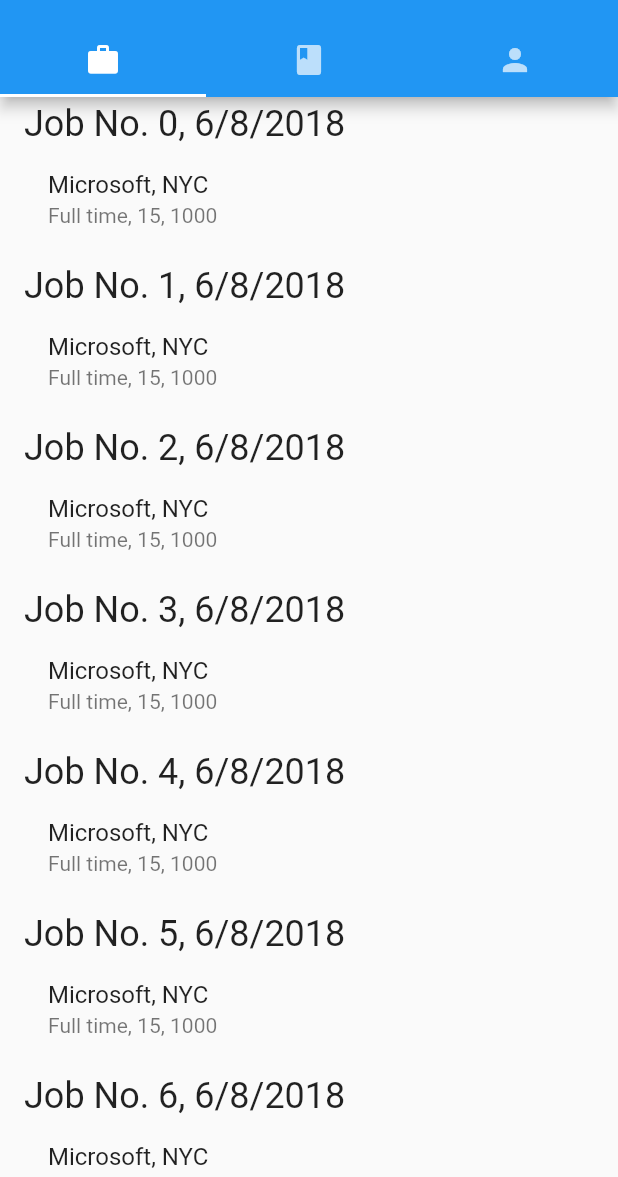
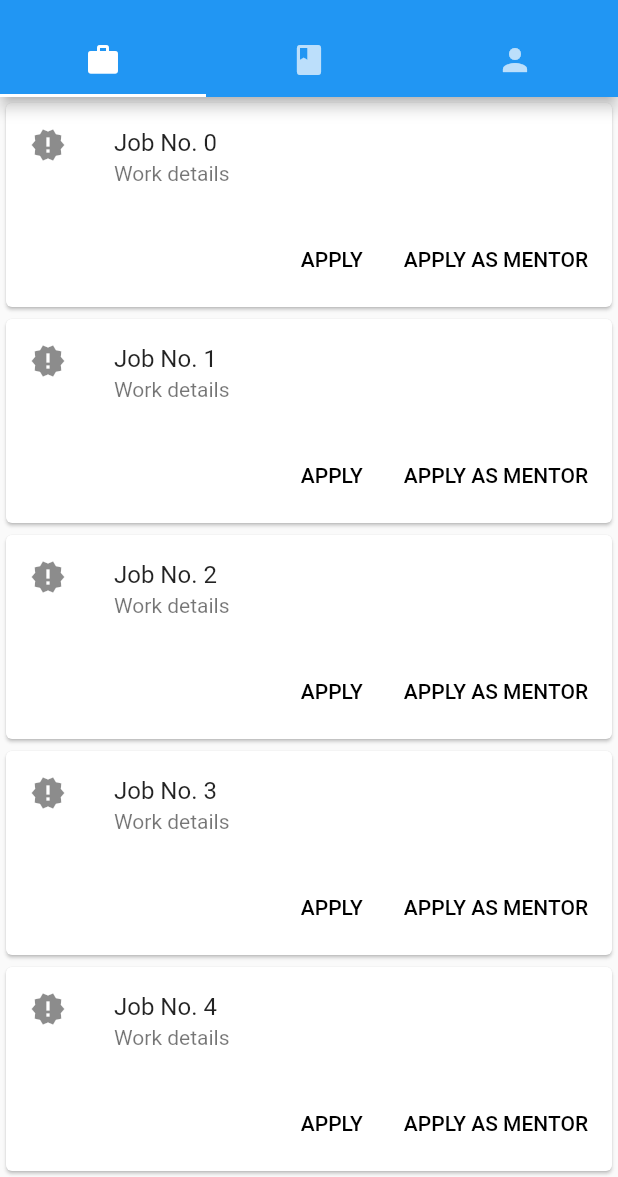
Before and after one commit to Azzazy/Mintain, a Flutter app: the screen it shows after launch, on a phone screen of 412 x 824 dp, the part 59-1236 px from its top. Run offline on Flutter 3.47's test engine with Material 2 defaults, Android fonts, the phone set to English and light mode, and no system bars.

Commit message:
Sessions and info screens

```diff
--- a/maintain/lib/main.dart
+++ b/maintain/lib/main.dart
@@ -6,13 +6,18 @@ void main() {
       50,
       (i) => Job("Job No. $i"),
     ),
+    sessions: List<Session>.generate(
+      50,
+      (i) => Session("Session No. $i"),
+    ),
   ));
 }
 
 class MainScreen extends StatelessWidget {
   final List<Job> jobs;
+  final List<Session> sessions;
 
-  MainScreen({Key key, this.jobs}) : super(key: key);
+  MainScreen({Key key, this.jobs, this.sessions}) : super(key: key);
 
   @override
   Widget build(BuildContext context) {
@@ -33,64 +38,38 @@ class MainScreen extends StatelessWidget {
           body: TabBarView(
             children: [
               ListView.builder(
-                  // Let the ListView know how many items it needs to build
                   itemCount: jobs.length,
-                  // Provide a builder function. This is where the magic happens! We'll
-                  // convert each item into a Widget based on the type of item it is.
                   itemBuilder: (context, index) {
                     final job = jobs[index];
+                    return WorkItem(
+                      job: job,
+                    );
+                  }),
+              ListView.builder(
+                  itemCount: sessions.length,
+                  itemBuilder: (context, index) {
+                    final session = sessions[index];
                     return ListTile(
                         onTap: () {
                           Navigator.push(
                             context,
                             MaterialPageRoute(
-                                builder: (context) => WorkInfo(job: job)),
+                                builder: (context) =>
+                                    SessionInfo(session: session)),
                           );
                         },
                         title: Text(
-                              job.title +
-                                  ', ' +
-                                  job.deadline.day.toString() +
-                                  '/' +
-                                  job.deadline.month.toString() +
-                                  '/' +
-                                  job.deadline.year.toString(),
-                              style: Theme.of(context).textTheme.headline,
-                            ) ,
+                          session.title,
+                          style: Theme.of(context).textTheme.headline,
+                        ),
                         subtitle: ListTile(
                           title: Text(
-                            job.owner.name + ', ' + job.owner.address,
+                            session.instructor.name,
                             style: Theme.of(context).textTheme.subhead,
                           ),
-                          subtitle: Text(job.type +
-                              ', ' +
-                              job.duration.toString() +
-                              ', ' +
-                              job.salary.toString()),
+                          subtitle: Text(session.details),
                         ));
                   }),
-              ListView(
-                children: <Widget>[
-                  ListTile(
-                    title: Text('Backend developer, unpaid'),
-                    subtitle: Text('Full time, 0-4 years, Computer software'),
-                    onTap: () {
-                      Navigator.push(
-                        context,
-                        MaterialPageRoute(builder: (context) => WorkInfo()),
-                      );
-                    },
-                  ),
-                  ListTile(
-                    leading: Icon(Icons.photo_album),
-                    title: Text('Album'),
-                  ),
-                  ListTile(
-                    leading: Icon(Icons.phone),
-                    title: Text('Phone'),
-                  ),
-                ],
-              ),
               Icon(Icons.person),
             ],
           ),
@@ -109,9 +88,25 @@ class WorkInfo extends StatelessWidget {
   Widget build(BuildContext context) {
     return Scaffold(
       appBar: AppBar(
-        title: Text("Second Screen"),
+        title: Text(job.title + 'details'),
       ),
       body: Center(child: Text(job.title)),
+    );
+  }
+}
+
+class SessionInfo extends StatelessWidget {
+  final Session session;
+
+  SessionInfo({Key key, this.session}) : super(key: key);
+
+  @override
+  Widget build(BuildContext context) {
+    return Scaffold(
+      appBar: AppBar(
+        title: Text(session.title + ' info'),
+      ),
+      body: Center(child: Text(session.title)),
     );
   }
 }
@@ -148,3 +143,96 @@ class Job {
     this.type = 'Full time';
   }
 }
+
+class Individual {
+  String name;
+  String email;
+  String bio;
+
+  Individual() {
+    this.name = "Khaled";
+  }
+}
+
+class Session {
+  String title;
+  Individual instructor;
+  String details;
+
+  Session(title) {
+    this.title = title;
+    this.instructor = Individual();
+    this.details = 'The best ever course you\'ll take in your life';
+  }
+}
+
+class WorkItem extends StatelessWidget {
+  final Job job;
+
+  WorkItem({Key key, this.job}) : super(key: key);
+
+  @override
+  Widget build(BuildContext context) {
+    return Card(
+      child: new Column(
+        mainAxisSize: MainAxisSize.min,
+        children: <Widget>[
+           ListTile(
+            leading: const Icon(Icons.new_releases),
+            title:  Text(job.title),
+            subtitle:
+                const Text('Work details'),
+          ),
+          new ButtonTheme.bar(
+            // make buttons use the appropriate styles for cards
+            child: new ButtonBar(
+              children: <Widget>[
+                new FlatButton(
+                  child: const Text('APPLY'),
+                  onPressed: () {
+                    /* ... */
+                  },
+                ),
+                new FlatButton(
+                  child: const Text('APPLY AS MENTOR'),
+                  onPressed: () {
+                    /* ... */
+                  },
+                ),
+              ],
+            ),
+          ),
+        ],
+      ),
+    );
+//    return GestureDetector(
+//        onTap: () {
+//          Navigator.push(context,
+//              MaterialPageRoute(builder: (context) => WorkInfo(job: job)));
+//        },
+//        child: Column(
+//          children: <Widget>[
+//            Row(children: <Widget>[
+//              Text(
+//                job.title,
+//              ),
+//              Text(job.deadline.day.toString() +
+//                  '/' +
+//                  job.deadline.month.toString() +
+//                  '/' +
+//                  job.deadline.year.toString())
+//            ]),
+//            Row(
+//              children: <Widget>[Text(job.owner.name), Text(job.owner.address)],
+//            ),
+//            Row(
+//              children: <Widget>[
+//                Text(job.type),
+//                Text(job.duration.toString()),
+//                Text(job.salary.toString())
+//              ],
+//            )
+//          ],
+//        ));
+  }
+}
```
